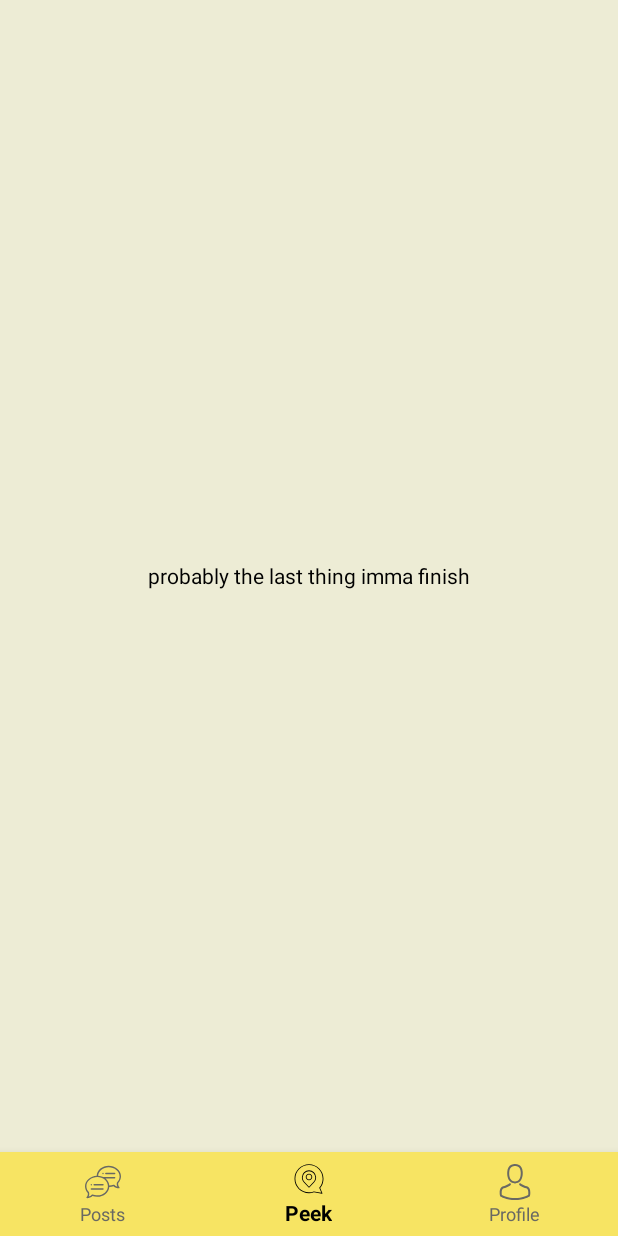
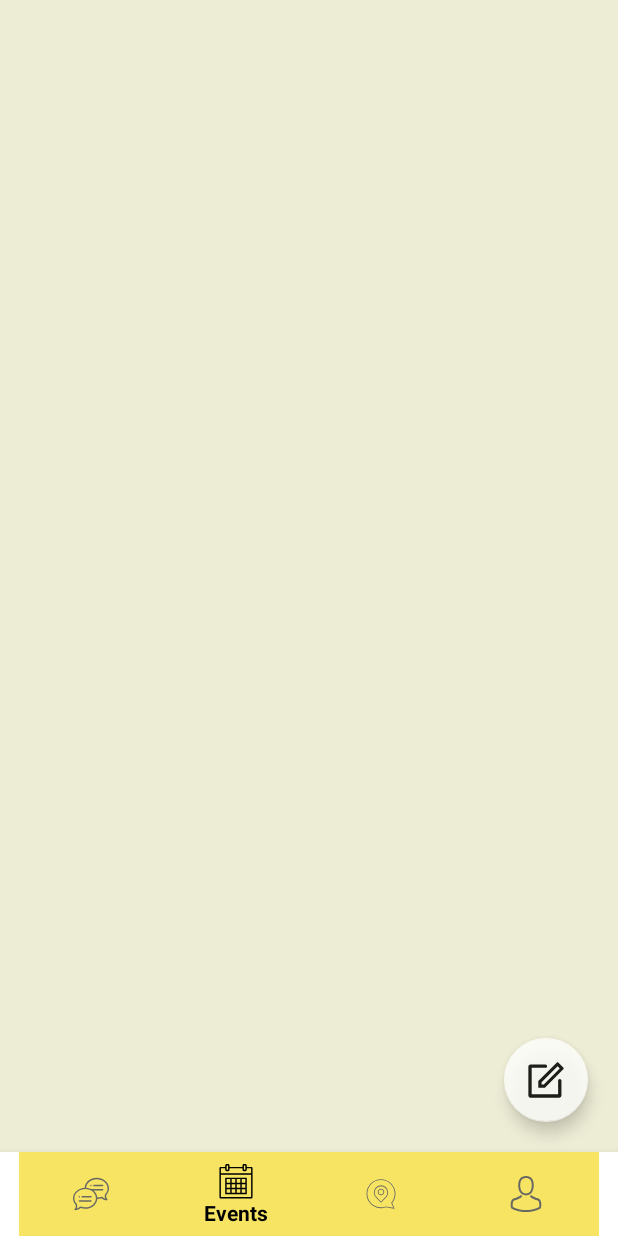
Before and after one commit to corykacal/Squash, an Android app: the screen it shows after launch (MainActivity), item 2 of the bottom bar chosen, on a phone screen of 412 x 824 dp. Run offline under Robolectric (Android 15) with nearby library versions, the phone set to English and light mode, and no system bars; our stand-ins replace Firebase (no records; nobody signed in at launch, a user with empty details on screens opened directly); libraries missing offline, so code that uses them is left out: com.firebase.ui, io.grpc; 3 statements that could not run were skipped.

```diff
--- a/app/src/main/AndroidManifest.xml
+++ b/app/src/main/AndroidManifest.xml
@@ -28,7 +28,7 @@
             android:configChanges="orientation|screenSize|keyboardHidden">
 
         </activity>
-        <activity android:name=".posts.PostActivity"
+        <activity android:name=".posts.SinglePostActivity"
             android:theme="@style/LightSquash"
             android:configChanges="orientation|screenSize|keyboardHidden"
             >
--- a/app/src/main/java/com/example/squash/bottomNavBar.kt
+++ b/app/src/main/java/com/example/squash/bottomNavBar.kt
@@ -9,6 +9,7 @@ import android.util.Log
 import android.view.MenuItem
 import android.view.View
 import androidx.fragment.app.FragmentTransaction
+import com.example.squash.events.EventFragment
 import com.example.squash.peek.PeekFragment
 import com.example.squash.posts.HomeFragment
 import com.example.squash.profile.ProfileFragment
@@ -37,6 +38,7 @@ class bottomNavBar @JvmOverloads constructor(
                     R.id.profile_icon -> ProfileFragment.newInstance()
                     R.id.posts_icon -> HomeFragment.newInstance()
                     R.id.peek_icon -> PeekFragment.newInstance()
+                    R.id.events_icon -> EventFragment.newInstance()
                     else -> HomeFragment.newInstance()
                 }
                 main.launchNewFragment(new_frag, newSelectId)
--- /dev/null
+++ b/app/src/main/java/com/example/squash/events/EventFragment.kt
@@ -0,0 +1,36 @@
+package com.example.squash.events
+
+import android.os.Bundle
+import android.view.LayoutInflater
+import android.view.View
+import android.view.ViewGroup
+import androidx.fragment.app.Fragment
+import androidx.lifecycle.ViewModelProviders
+import com.example.squash.R
+import com.example.squash.api.MainViewModel
+
+
+class EventFragment: Fragment() {
+
+    private lateinit var viewModel: MainViewModel
+
+    companion object {
+        fun newInstance(): EventFragment {
+            return EventFragment()
+        }
+    }
+
+
+    override fun onCreateView(
+        inflater: LayoutInflater,
+        container: ViewGroup?,
+        savedInstanceState: Bundle?
+    ): View? {
+
+        viewModel = ViewModelProviders.of(activity!!)[MainViewModel::class.java]
+        val root = inflater.inflate(R.layout.fragment_events, container, false)
+
+        return root
+    }
+
+}
--- a/app/src/main/java/com/example/squash/posts/HomeFragment.kt
+++ b/app/src/main/java/com/example/squash/posts/HomeFragment.kt
@@ -94,7 +94,7 @@ class HomeFragment: ListFragment() {
     }
 
     override fun startPostActivity(post: Post) {
-        val intent = Intent(context, PostActivity::class.java)
+        val intent = Intent(context, SinglePostActivity::class.java)
         intent.putExtra("post_number", post.postID)
         startActivityForResult(intent, 1)
     }
--- a/app/src/main/java/com/example/squash/posts/ListAdapters/CommentListAdapter.kt
+++ b/app/src/main/java/com/example/squash/posts/ListAdapters/CommentListAdapter.kt
@@ -67,8 +67,6 @@ class CommentListAdapter(private val viewModel: MainViewModel,
 
 
         fun bind(item: Post?) {
-            contentsTV.minLines = 3
-            contentsTV.maxLines = 5
             if (item == null) return
 
             val postDate = Date(item.timestamp!!.time)
--- a/app/src/main/java/com/example/squash/profile/MyPostsFragment.kt
+++ b/app/src/main/java/com/example/squash/profile/MyPostsFragment.kt
@@ -16,7 +16,7 @@ import androidx.swiperefreshlayout.widget.SwipeRefreshLayout
 import com.example.squash.R
 import com.example.squash.api.MainViewModel
 import com.example.squash.api.posts.Post
-import com.example.squash.posts.PostActivity
+import com.example.squash.posts.SinglePostActivity
 import com.example.squash.posts.ListAdapters.PostListAdapter
 import com.example.squash.technology.ListFragment
 
@@ -87,7 +87,7 @@ class MyPostsFragment: ListFragment() {
     }
 
     override fun startPostActivity(post: Post) {
-        val intent = Intent(context, PostActivity::class.java)
+        val intent = Intent(context, SinglePostActivity::class.java)
         intent.putExtra("post_number", post.postID)
         startActivityForResult(intent, 1)
     }
--- /dev/null
+++ b/app/src/main/res/drawable/events_icon.xml
@@ -0,0 +1,4 @@
+<vector android:height="25dp" android:viewportHeight="50"
+    android:viewportWidth="50" android:width="25dp" xmlns:android="http://schemas.android.com/apk/res/android">
+    <path android:fillColor="#000000" android:pathData="M12,0C10.9063,0 10,0.9063 10,2L10,4L4,4C3.4766,4 2.9453,4.1914 2.5703,4.5703C2.1914,4.9453 2,5.4766 2,6L2,46C2,46.5234 2.1914,47.0547 2.5703,47.4336C2.9453,47.8086 3.4766,48 4,48L46,48C46.5234,48 47.0547,47.8086 47.4336,47.4336C47.8086,47.0547 48,46.5234 48,46L48,6C48,5.4766 47.8086,4.9453 47.4336,4.5703C47.0547,4.1914 46.5234,4 46,4L40,4L40,2C40,0.9063 39.0938,0 38,0L36,0C34.9063,0 34,0.9063 34,2L34,4L16,4L16,2C16,0.9063 15.0938,0 14,0ZM12,2L14,2L14,8L12,8ZM36,2L38,2L38,8L36,8ZM4,6L10,6L10,8C10,9.0938 10.9063,10 12,10L14,10C15.0938,10 16,9.0938 16,8L16,6L34,6L34,8C34,9.0938 34.9063,10 36,10L38,10C39.0938,10 40,9.0938 40,8L40,6L46,6L46,13L4,13ZM4,15L46,15L46,46L4,46ZM10,19L10,42L40,42L40,19ZM12,21L17,21L17,26L12,26ZM19,21L24,21L24,26L19,26ZM26,21L31,21L31,26L26,26ZM33,21L38,21L38,26L33,26ZM12,28L17,28L17,33L12,33ZM19,28L24,28L24,33L19,33ZM26,28L31,28L31,33L26,33ZM33,28L38,28L38,33L33,33ZM12,35L17,35L17,40L12,40ZM19,35L24,35L24,40L19,40ZM26,35L31,35L31,40L26,40ZM33,35L38,35L38,40L33,40Z"/>
+</vector>
--- /dev/null
+++ b/app/src/main/res/layout/fragment_events.xml
@@ -0,0 +1,25 @@
+<?xml version="1.0" encoding="utf-8"?>
+<androidx.constraintlayout.widget.ConstraintLayout xmlns:android="http://schemas.android.com/apk/res/android"
+    xmlns:app="http://schemas.android.com/apk/res-auto"
+    android:layout_width="match_parent"
+    android:layout_height="match_parent"
+    android:id="@+id/fragment_home"
+    android:theme="@style/LightSquash"
+    android:background="@color/background"
+    >
+
+    <com.google.android.material.floatingactionbutton.FloatingActionButton
+            android:id="@+id/newPost"
+            android:layout_width="wrap_content"
+            android:layout_height="wrap_content"
+            android:alpha="0.85"
+            android:layout_gravity="end"
+            android:layout_marginEnd="20dp"
+            android:layout_marginBottom="20dp"
+            app:fabSize="normal"
+            app:srcCompat="@drawable/new_post"
+            app:layout_constraintEnd_toEndOf="parent"
+            app:layout_constraintBottom_toBottomOf="parent"
+            />
+
+</androidx.constraintlayout.widget.ConstraintLayout>
--- a/app/src/main/res/layout/row_comment.xml
+++ b/app/src/main/res/layout/row_comment.xml
@@ -98,10 +98,8 @@
                     android:alpha="0.85"
                     android:layout_marginStart="12dp"
                     android:layout_marginBottom="1dp"
-                    android:maxLines="5"
                     android:minLines="3"
                     android:gravity="start"
-                    android:ellipsize="end"
                     android:textSize="15.5sp"
                     android:fontFamily="sans-serif"
                     android:textColorLink="@color/badComment"
--- a/app/src/main/res/menu/bottom_nav_menu.xml
+++ b/app/src/main/res/menu/bottom_nav_menu.xml
@@ -6,6 +6,14 @@
         android:enabled="true"
         android:icon="@drawable/posts_icon"
         android:title="Posts"
+        app:showAsAction="ifRoom"
+        />
+
+    <item
+        android:id="@+id/events_icon"
+        android:enabled="true"
+        android:icon="@drawable/events_icon"
+        android:title="Events"
         app:showAsAction="ifRoom"
         />
 
@@ -25,4 +33,5 @@
         app:showAsAction="ifRoom"
         />
 
+
 </menu>
--- a/app/src/main/res/values/colors.xml
+++ b/app/src/main/res/values/colors.xml
@@ -7,6 +7,7 @@
     <color name="secondaryYellow">#ead75d</color>
     <color name="accentYellow">#f7e87e</color>
     <color name="secondAccentYellow">#f7e774</color>
+    <color name="titleText">#70682c</color>
 
     <color name="mainGreen">#c1e868</color>
     <color name="secondaryGreen">#b0d35f</color>
--- a/app/src/main/res/values/styles.xml
+++ b/app/src/main/res/values/styles.xml
@@ -23,10 +23,9 @@
     <style name="AppTheme.PopupOverlay" parent="ThemeOverlay.AppCompat.Light" />
 
     <style name="SpinnerThemeList">
-        <item name="android:textColor">@color/post</item>
+        <item name="android:textColor">@color/titleText</item>
         <item name="android:textSize">22sp</item>
         <item name="android:radius">10dp</item>
-        <item name="android:background">@color/accentYellow</item>
         <item name="android:textAlignment">center</item>
         <item name="android:gravity">center</item>
         <item name="android:fontFamily">sans-serif-medium</item>
```
Also changed, not shown: app/src/main/java/com/example/squash/posts/ListAdapters/PostListAdapter.kt (+70 -18 lines), app/src/main/java/com/example/squash/posts/SinglePostActivity.kt (renamed from app/src/main/java/com/example/squash/posts/PostActivity.kt, +5 -6 lines), app/src/main/java/com/example/squash/posts/subContent/ContentView.kt (+2 -9 lines), app/src/main/res/drawable/subject_outline.xml (+7 -6 lines), app/src/main/res/layout/activity_singlepost.xml (+4 -4 lines), app/src/main/res/layout/fragment_home.xml (+6 -5 lines).
